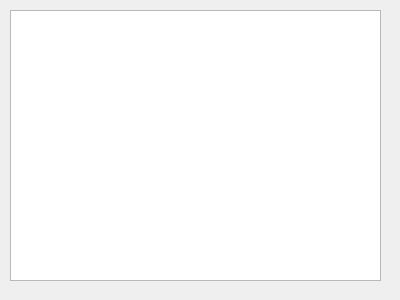
The window that design_files/widget_table.ui (elvslv/CompanyDatabase) describes before a commit, drawn with Qt 5.
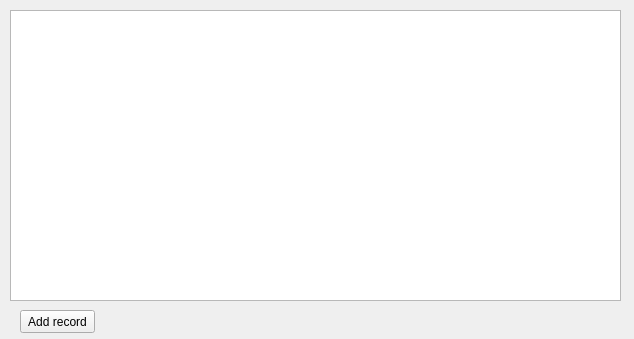
The same window after the commit.

Commit message: add inserting new records in db

Patch:
```diff
--- a/design_files/widget_table.ui
+++ b/design_files/widget_table.ui
@@ -6,8 +6,8 @@
    <rect>
     <x>0</x>
     <y>0</y>
-    <width>400</width>
-    <height>300</height>
+    <width>634</width>
+    <height>339</height>
    </rect>
   </property>
   <property name="windowTitle">
@@ -18,11 +18,30 @@
     <rect>
      <x>10</x>
      <y>10</y>
-     <width>371</width>
-     <height>271</height>
+     <width>611</width>
+     <height>291</height>
     </rect>
    </property>
   </widget>
+  <widget class="QPushButton" name="addRecordButton">
+   <property name="geometry">
+    <rect>
+     <x>20</x>
+     <y>310</y>
+     <width>75</width>
+     <height>23</height>
+    </rect>
+   </property>
+   <property name="text">
+    <string>Add record</string>
+   </property>
+   <property name="default">
+    <bool>false</bool>
+   </property>
+   <property name="flat">
+    <bool>false</bool>
+   </property>
+  </widget>
  </widget>
  <resources/>
  <connections/>
```
The commit also changes 6 other files.
